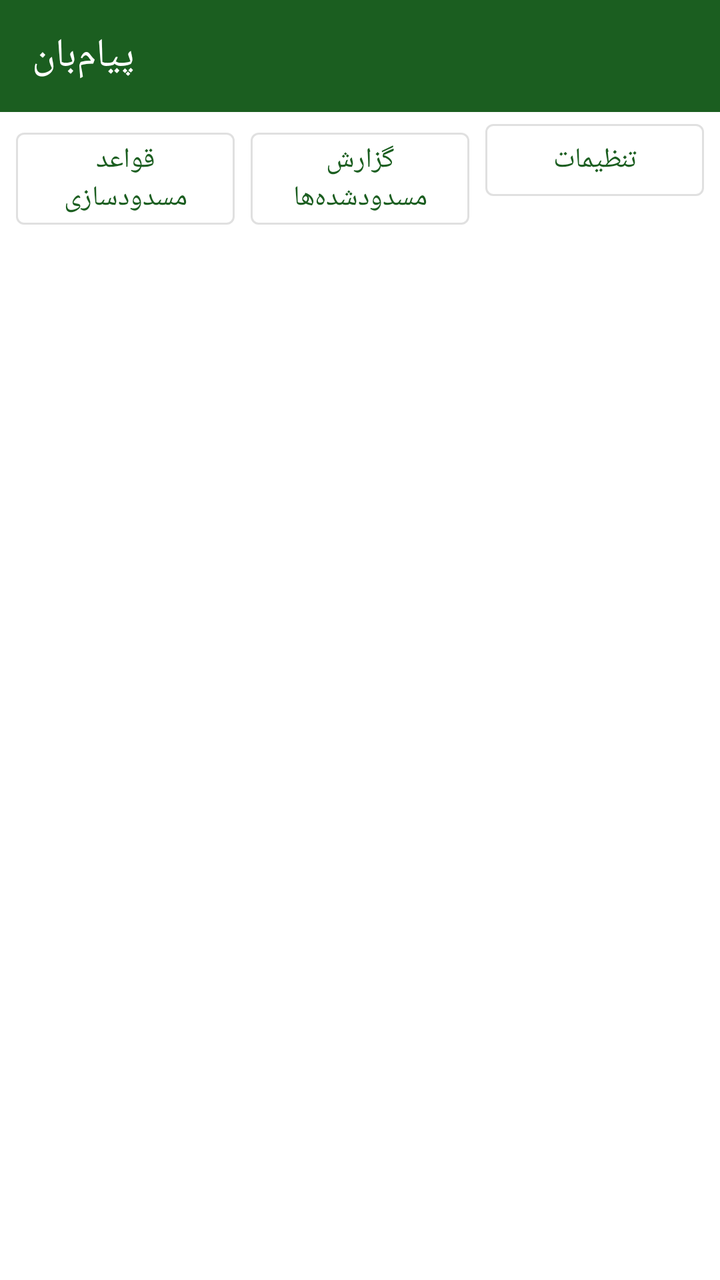
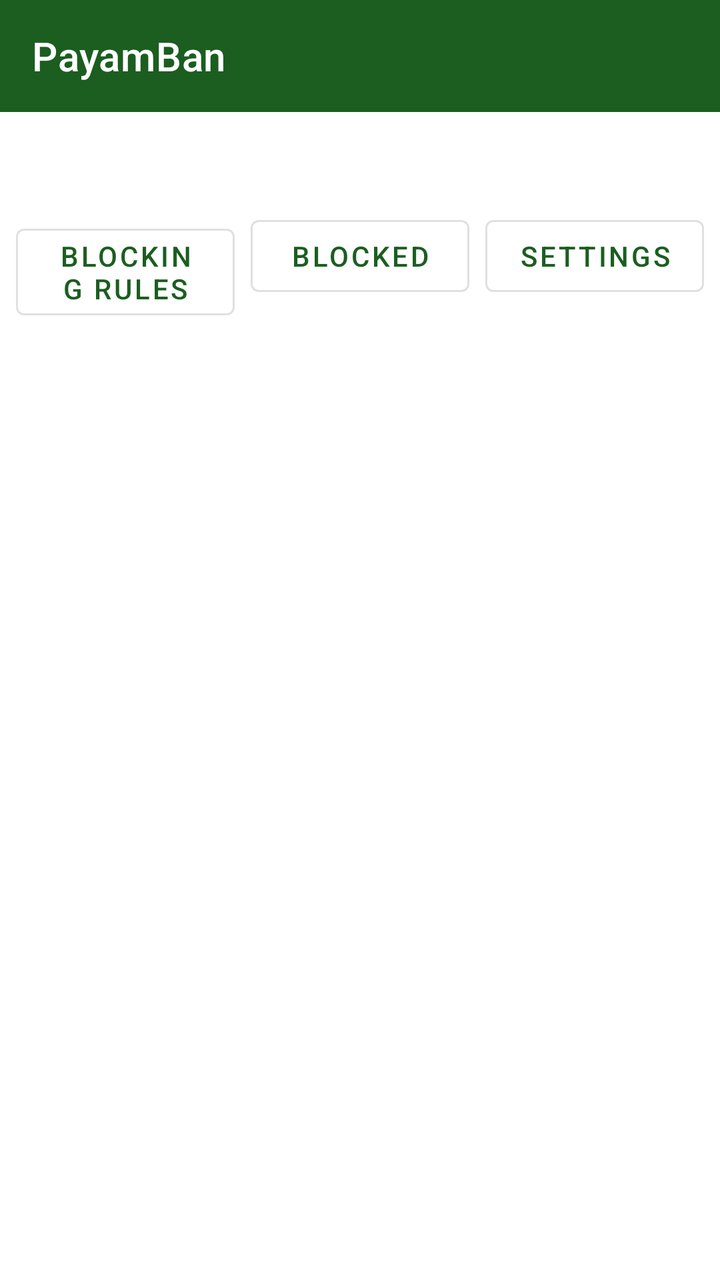

Before-and-after screenshots of an Android layout around one commit, followed by the original layout XML and the change that was made.
<!-- AndroidManifest.xml: application theme Theme.SmsGuard -->
<!-- res/layout/activity_main.xml -->
<?xml version="1.0" encoding="utf-8"?>
<LinearLayout xmlns:android="http://schemas.android.com/apk/res/android"
    xmlns:app="http://schemas.android.com/apk/res-auto"
    android:layout_width="match_parent"
    android:layout_height="match_parent"
    android:orientation="vertical">

    <com.google.android.material.appbar.MaterialToolbar
        android:id="@+id/toolbar"
        android:layout_width="match_parent"
        android:layout_height="?attr/actionBarSize"
        android:background="?attr/colorPrimary"
        app:title="@string/app_name"
        app:titleTextColor="@android:color/white" />

    <com.google.android.material.card.MaterialCardView
        android:id="@+id/cardDefaultBanner"
        android:layout_width="match_parent"
        android:layout_height="wrap_content"
        android:layout_margin="8dp"
        android:visibility="gone"
        app:cardCornerRadius="8dp">

        <LinearLayout
            android:layout_width="match_parent"
            android:layout_height="wrap_content"
            android:orientation="vertical"
            android:padding="12dp">

            <TextView
                android:layout_width="match_parent"
                android:layout_height="wrap_content"
                android:text="@string/not_default_banner"
                android:textSize="14sp" />

            <com.google.android.material.button.MaterialButton
                android:id="@+id/buttonMakeDefault"
                android:layout_width="wrap_content"
                android:layout_height="wrap_content"
                android:layout_marginTop="8dp"
                android:text="@string/make_default" />
        </LinearLayout>
    </com.google.android.material.card.MaterialCardView>

    <LinearLayout
        android:layout_width="match_parent"
        android:layout_height="wrap_content"
        android:orientation="horizontal"
        android:paddingStart="8dp"
        android:paddingEnd="8dp">

        <com.google.android.material.button.MaterialButton
            android:id="@+id/buttonRules"
            style="@style/Widget.MaterialComponents.Button.OutlinedButton"
            android:layout_width="0dp"
            android:layout_height="wrap_content"
            android:layout_weight="1"
            android:text="@string/rules" />

        <com.google.android.material.button.MaterialButton
            android:id="@+id/buttonBlocked"
            style="@style/Widget.MaterialComponents.Button.OutlinedButton"
            android:layout_width="0dp"
            android:layout_height="wrap_content"
            android:layout_marginStart="8dp"
            android:layout_weight="1"
            android:text="@string/blocked_log" />

        <com.google.android.material.button.MaterialButton
            android:id="@+id/buttonSettings"
            style="@style/Widget.MaterialComponents.Button.OutlinedButton"
            android:layout_width="0dp"
            android:layout_height="wrap_content"
            android:layout_marginStart="8dp"
            android:layout_weight="1"
            android:text="@string/settings" />
    </LinearLayout>

    <FrameLayout
        android:layout_width="match_parent"
        android:layout_height="0dp"
        android:layout_weight="1">

        <androidx.recyclerview.widget.RecyclerView
            android:id="@+id/recyclerThreads"
            android:layout_width="match_parent"
            android:layout_height="match_parent"
            android:clipToPadding="false"
            android:paddingTop="8dp"
            android:paddingBottom="8dp" />

        <TextView
            android:id="@+id/textEmpty"
            android:layout_width="wrap_content"
            android:layout_height="wrap_content"
            android:layout_gravity="center"
            android:text="@string/no_threads"
            android:visibility="gone" />
    </FrameLayout>

</LinearLayout>
<!-- resources referenced by this layout -->
<resources>
  <string name="app_name">پیام‌بان</string>
  <string name="blocked_log">گزارش مسدودشده‌ها</string>
  <string name="make_default">تعیین به‌عنوان اپ پیامک پیش‌فرض</string>
  <string name="no_threads">هنوز پیامکی وجود ندارد.</string>
  <string name="not_default_banner">این برنامه هنوز اپ پیش‌فرض پیامک نیست. تا وقتی پیش‌فرض نشود، پیامکی دریافت نمی‌کند و قواعد مسدودسازی کار نمی‌کنند.</string>
  <string name="rules">قواعد مسدودسازی</string>
  <string name="settings">تنظیمات</string>
  <style name="Theme.SmsGuard" parent="Theme.MaterialComponents.DayNight.NoActionBar">
          <item name="colorPrimary">@color/colorPrimary</item>
          <item name="colorPrimaryVariant">@color/colorPrimaryDark</item>
          <item name="colorOnPrimary">@android:color/white</item>
          <item name="colorSecondary">@color/colorAccent</item>
          <item name="colorSecondaryVariant">@color/colorAccent</item>
          <item name="colorOnSecondary">@android:color/white</item>
          <item name="android:statusBarColor">@color/colorPrimaryDark</item>
      </style>
  <color name="colorPrimary">#1B5E20</color>
  <color name="colorPrimaryDark">#0D3B12</color>
  <color name="colorAccent">#2E7D32</color>
</resources>

<!-- the commit's change to res/layout/activity_main.xml (unified diff, before → after) -->
@@ -41,6 +41,12 @@
                 android:text="@string/make_default" />
         </LinearLayout>
     </com.google.android.material.card.MaterialCardView>
+
+    <com.google.android.material.tabs.TabLayout
+        android:id="@+id/tabs"
+        android:layout_width="match_parent"
+        android:layout_height="wrap_content"
+        app:tabMode="scrollable" />
 
     <LinearLayout
         android:layout_width="match_parent"
<!-- resource entries referenced after the edit -->
@@ -1,12 +1,12 @@
 <!-- resources referenced by this layout -->
 <resources>
-  <string name="app_name">پیام‌بان</string>
-  <string name="blocked_log">گزارش مسدودشده‌ها</string>
-  <string name="make_default">تعیین به‌عنوان اپ پیامک پیش‌فرض</string>
-  <string name="no_threads">هنوز پیامکی وجود ندارد.</string>
-  <string name="not_default_banner">این برنامه هنوز اپ پیش‌فرض پیامک نیست. تا وقتی پیش‌فرض نشود، پیامکی دریافت نمی‌کند و قواعد مسدودسازی کار نمی‌کنند.</string>
-  <string name="rules">قواعد مسدودسازی</string>
-  <string name="settings">تنظیمات</string>
+  <string name="app_name">PayamBan</string>
+  <string name="blocked_log">Blocked</string>
+  <string name="make_default">Set as default SMS app</string>
+  <string name="no_threads">No messages yet.</string>
+  <string name="not_default_banner">This app is not the default SMS app yet. Until it is, it will not receive messages and blocking rules will not run.</string>
+  <string name="rules">Blocking rules</string>
+  <string name="settings">Settings</string>
   <style name="Theme.SmsGuard" parent="Theme.MaterialComponents.DayNight.NoActionBar">
           <item name="colorPrimary">@color/colorPrimary</item>
           <item name="colorPrimaryVariant">@color/colorPrimaryDark</item>
